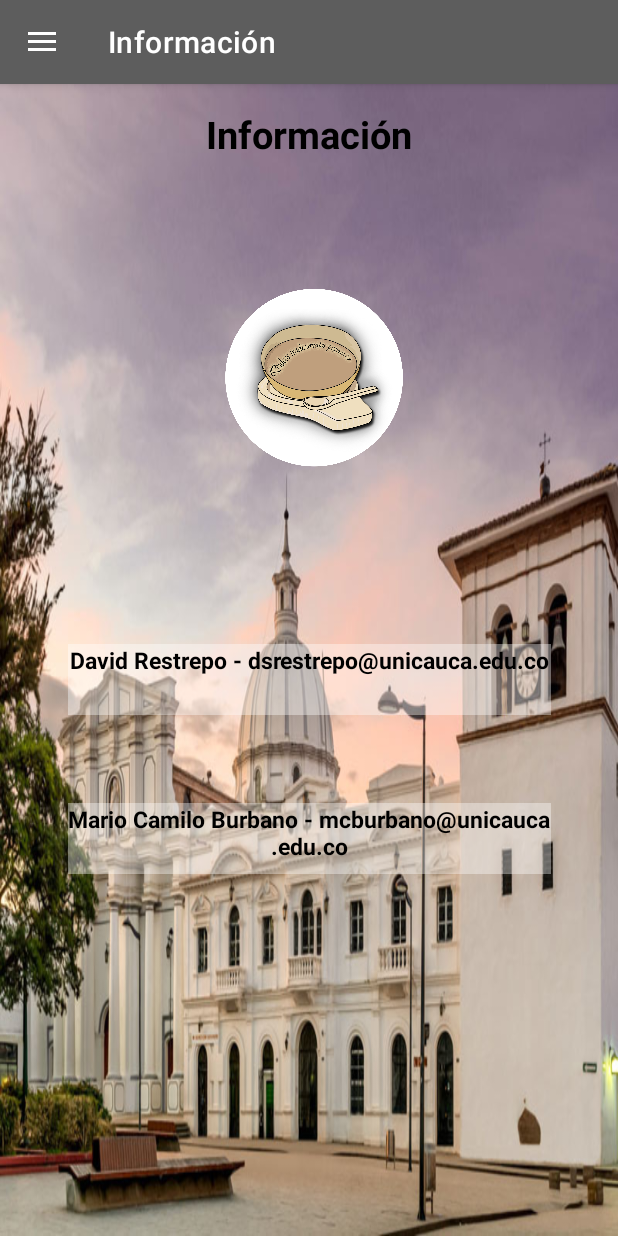
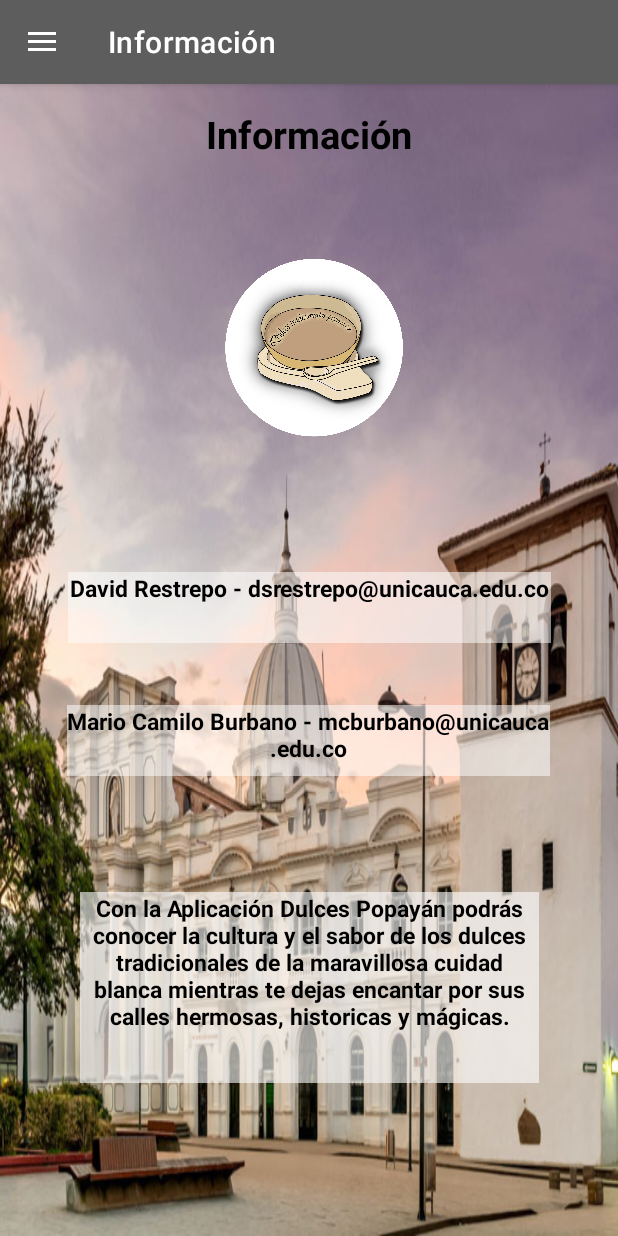
Before and after one commit to dsrestrepo/DulcesPopayanJava, an Android app: the infoFragment screen opened through its navigation route, on a phone screen of 412 x 824 dp. Run offline under Robolectric (Android 15) with nearby library versions, the phone set to English and light mode, and no system bars; our stand-ins replace Firebase (no records; nobody signed in at launch, a user with empty details on screens opened directly), navigation-ui.

Commit message:
Version with Recycler View and Map and some UI changes and images and description of each shop and register

```diff
--- a/app/build.gradle
+++ b/app/build.gradle
@@ -46,6 +46,7 @@ dependencies {
 
     implementation 'com.github.bumptech.glide:glide:4.12.0'
     implementation 'androidx.legacy:legacy-support-v4:1.0.0'
+    implementation 'com.google.firebase:firebase-auth:20.0.4'
     annotationProcessor 'com.github.bumptech.glide:compiler:4.12.0'
 
     implementation 'androidx.appcompat:appcompat:1.2.0'
--- a/app/src/main/AndroidManifest.xml
+++ b/app/src/main/AndroidManifest.xml
@@ -17,6 +17,8 @@
     <uses-permission android:name="android.permission.GET_PACKAGE_SIZE" />
 
     <application
+
+
         android:allowBackup="true"
         android:icon="@mipmap/ic_launcher"
         android:label="@string/app_name"
--- a/app/src/main/java/edu/unicauca/appsmoviles/dulces_popayan_java2/MainActivity.java
+++ b/app/src/main/java/edu/unicauca/appsmoviles/dulces_popayan_java2/MainActivity.java
@@ -7,6 +7,8 @@ import android.view.Menu;
 import com.google.android.material.floatingactionbutton.FloatingActionButton;
 import com.google.android.material.snackbar.Snackbar;
 import com.google.android.material.navigation.NavigationView;
+import com.google.firebase.auth.FirebaseAuth;
+import com.google.firebase.auth.FirebaseUser;
 
 import androidx.navigation.NavController;
 import androidx.navigation.Navigation;
@@ -19,6 +21,8 @@ import androidx.appcompat.widget.Toolbar;
 public class MainActivity extends AppCompatActivity {
 
     private AppBarConfiguration mAppBarConfiguration;
+    private FirebaseAuth mAuth;
+
 
     @Override
     protected void onCreate(Bundle savedInstanceState) {
@@ -28,17 +32,49 @@ public class MainActivity extends AppCompatActivity {
         Toolbar toolbar = findViewById(R.id.toolbar);
         setSupportActionBar(toolbar);
 
+        mAuth = FirebaseAuth.getInstance();
+
         DrawerLayout drawer = findViewById(R.id.drawer_layout);
         NavigationView navigationView = findViewById(R.id.nav_view);
         // Passing each menu ID as a set of Ids because each
         // menu should be considered as top level destinations.
         mAppBarConfiguration = new AppBarConfiguration.Builder(
-                R.id.nav_home, R.id.nav_gallery, R.id.nav_slideshow, R.id.infoFragment)
+                R.id.nav_home, R.id.nav_gallery, R.id.nav_slideshow, R.id.loginFragment, R.id.registerFragment, R.id.infoFragment )
                 .setDrawerLayout(drawer)
                 .build();
         NavController navController = Navigation.findNavController(this, R.id.nav_host_fragment);
         NavigationUI.setupActionBarWithNavController(this, navController, mAppBarConfiguration);
         NavigationUI.setupWithNavController(navigationView, navController);
+    }
+
+
+    @Override
+    public void onStart() {
+        super.onStart();
+        // Check if user is signed in (non-null) and update UI accordingly.
+        FirebaseUser currentUser = mAuth.getCurrentUser();
+        updateUI(currentUser);
+    }
+
+    private void updateUI(FirebaseUser currentUser) {
+        if (currentUser == null){
+            Toolbar toolbar = findViewById(R.id.toolbar);
+            setSupportActionBar(toolbar);
+
+            mAuth = FirebaseAuth.getInstance();
+
+            DrawerLayout drawer = findViewById(R.id.drawer_layout);
+            NavigationView navigationView = findViewById(R.id.nav_view);
+            // Passing each menu ID as a set of Ids because each
+            // menu should be considered as top level destinations.
+            mAppBarConfiguration = new AppBarConfiguration.Builder(
+                    R.id.nav_home, R.id.nav_gallery, R.id.nav_slideshow, R.id.infoFragment )
+                    .setDrawerLayout(drawer)
+                    .build();
+            NavController navController = Navigation.findNavController(this, R.id.nav_host_fragment);
+            NavigationUI.setupActionBarWithNavController(this, navController, mAppBarConfiguration);
+            NavigationUI.setupWithNavController(navigationView, navController);
+        }
     }
 
 
--- a/app/src/main/java/edu/unicauca/appsmoviles/dulces_popayan_java2/MapsActivity.java
+++ b/app/src/main/java/edu/unicauca/appsmoviles/dulces_popayan_java2/MapsActivity.java
@@ -190,7 +190,7 @@ public class MapsActivity extends FragmentActivity implements OnMapReadyCallback
 
         if (ActivityCompat.checkSelfPermission(this, Manifest.permission.ACCESS_FINE_LOCATION) != PackageManager.PERMISSION_GRANTED && ActivityCompat.checkSelfPermission(this, Manifest.permission.ACCESS_COARSE_LOCATION) != PackageManager.PERMISSION_GRANTED) {
             Context context = getApplicationContext();
-            CharSequence text = "Hello toast1";
+            CharSequence text = "Error";
             int duration = Toast.LENGTH_SHORT;
 
             Toast toast = Toast.makeText(context, text, duration);
--- a/app/src/main/res/layout/fragment_info.xml
+++ b/app/src/main/res/layout/fragment_info.xml
@@ -25,7 +25,7 @@
         android:id="@+id/imageView2"
         android:layout_width="190dp"
         android:layout_height="174dp"
-        android:layout_marginTop="60dp"
+        android:layout_marginTop="40dp"
         android:src="@drawable/dulcespopa"
         app:layout_constraintEnd_toEndOf="parent"
         app:layout_constraintHorizontal_bias="0.497"
@@ -37,28 +37,8 @@
         android:layout_width="322dp"
         android:layout_height="47dp"
         android:layout_marginEnd="8dp"
-        android:background="#60ffffff"
+        android:background="#85ffffff"
         android:text="David Restrepo - dsrestrepo@unicauca.edu.co"
-        android:textAlignment="center"
-        android:textAllCaps="false"
-        android:textColor="@color/black"
-        android:textColorLink="#3C1313"
-        android:textSize="15sp"
-        android:textStyle="bold"
-        app:layout_constraintBottom_toBottomOf="parent"
-        app:layout_constraintEnd_toEndOf="parent"
-        app:layout_constraintHorizontal_bias="0.554"
-        app:layout_constraintStart_toStartOf="parent"
-        app:layout_constraintTop_toBottomOf="@+id/imageView2"
-        app:layout_constraintVertical_bias="0.204" />
-
-    <TextView
-        android:id="@+id/text_info3"
-        android:layout_width="322dp"
-        android:layout_height="47dp"
-        android:layout_marginEnd="8dp"
-        android:background="#60ffffff"
-        android:text="Mario Camilo Burbano - mcburbano@unicauca.edu.co"
         android:textAlignment="center"
         android:textAllCaps="false"
         android:textColor="@color/black"
@@ -69,7 +49,49 @@
         app:layout_constraintEnd_toEndOf="parent"
         app:layout_constraintHorizontal_bias="0.555"
         app:layout_constraintStart_toStartOf="parent"
+        app:layout_constraintTop_toBottomOf="@+id/imageView2"
+        app:layout_constraintVertical_bias="0.133" />
+
+    <TextView
+        android:id="@+id/text_info3"
+        android:layout_width="322dp"
+        android:layout_height="47dp"
+        android:layout_marginEnd="8dp"
+        android:background="#85ffffff"
+        android:text="Mario Camilo Burbano - mcburbano@unicauca.edu.co"
+        android:textAlignment="center"
+        android:textAllCaps="false"
+        android:textColor="@color/black"
+        android:textColorLink="#3C1313"
+        android:textSize="15sp"
+        android:textStyle="bold"
+        app:layout_constraintBottom_toBottomOf="parent"
+        app:layout_constraintEnd_toEndOf="parent"
+        app:layout_constraintHorizontal_bias="0.543"
+        app:layout_constraintStart_toStartOf="parent"
         app:layout_constraintTop_toBottomOf="@+id/text_info2"
-        app:layout_constraintVertical_bias="0.195" />
+        app:layout_constraintVertical_bias="0.119" />
+
+
+    <TextView
+        android:id="@+id/information"
+        android:layout_width="306dp"
+        android:layout_height="127dp"
+        android:layout_marginEnd="8dp"
+        android:background="#99ffffff"
+        android:text="@string/information"
+        android:textAlignment="center"
+        android:textAllCaps="false"
+        android:textColor="@color/black"
+        android:textColorLink="#3C1313"
+        android:textSize="15sp"
+        android:textStyle="bold"
+        app:layout_constraintBottom_toBottomOf="parent"
+        app:layout_constraintEnd_toEndOf="parent"
+        app:layout_constraintHorizontal_bias="0.543"
+        app:layout_constraintStart_toStartOf="parent"
+        app:layout_constraintTop_toBottomOf="@+id/text_info3"
+        app:layout_constraintVertical_bias="0.432" />
+
 
 </androidx.constraintlayout.widget.ConstraintLayout>
--- a/app/src/main/res/menu/activity_main_drawer.xml
+++ b/app/src/main/res/menu/activity_main_drawer.xml
@@ -17,6 +17,14 @@
             android:icon="@drawable/lollipop"
             android:title="@string/menu_slideshow" />
         <item
+            android:id="@+id/registerFragment"
+            android:icon="@drawable/edit"
+            android:title="@string/register" />
+        <item
+            android:id="@+id/loginFragment"
+            android:icon="@drawable/user"
+            android:title="@string/login" />
+        <item
             android:id="@+id/infoFragment"
             android:icon="@drawable/info"
             android:title="@string/hello_blank_fragment" />
--- a/app/src/main/res/navigation/mobile_navigation.xml
+++ b/app/src/main/res/navigation/mobile_navigation.xml
@@ -27,4 +27,14 @@
         android:name="edu.unicauca.appsmoviles.dulces_popayan_java2.infoFragment"
         android:label="@string/hello_blank_fragment"
         tools:layout="@layout/fragment_info" />
+    <fragment
+        android:id="@+id/registerFragment"
+        android:name="edu.unicauca.appsmoviles.dulces_popayan_java2.RegisterFragment"
+        android:label="@string/register"
+        tools:layout="@layout/fragment_register" />
+    <fragment
+        android:id="@+id/loginFragment"
+        android:name="edu.unicauca.appsmoviles.dulces_popayan_java2.LoginFragment"
+        android:label="@string/login"
+        tools:layout="@layout/fragment_login" />
 </navigation>
--- a/app/src/main/res/values/strings.xml
+++ b/app/src/main/res/values/strings.xml
@@ -18,5 +18,11 @@
     <string name="hello_blank_fragment">Información</string>
     <string name="see_button">Ver</string>
     <string name="tienda">Tienda</string>
+    <string name="register">Registrar</string>
+    <string name="login">Login</string>
+    <string name="email">Correo</string>
+    <string name="password">Contraseña</string>
+    <string name="information">Con la Aplicación Dulces Popayán podrás conocer la cultura y el sabor de los dulces tradicionales
+        de la maravillosa cuidad blanca mientras te dejas encantar por sus calles hermosas, historicas y mágicas. </string>
 
 </resources>
```
Also changed, not shown: app/src/main/java/edu/unicauca/appsmoviles/dulces_popayan_java2/LoginFragment.java (added, +64 -0 lines), app/src/main/java/edu/unicauca/appsmoviles/dulces_popayan_java2/RegisterFragment.java (added, +119 -0 lines), app/src/main/res/layout/fragment_login.xml (added, +20 -0 lines), app/src/main/res/layout/fragment_register.xml (added, +79 -0 lines), app/src/main/res/drawable/edit.png (added), app/src/main/res/drawable/user.png (added), 1 other file.
